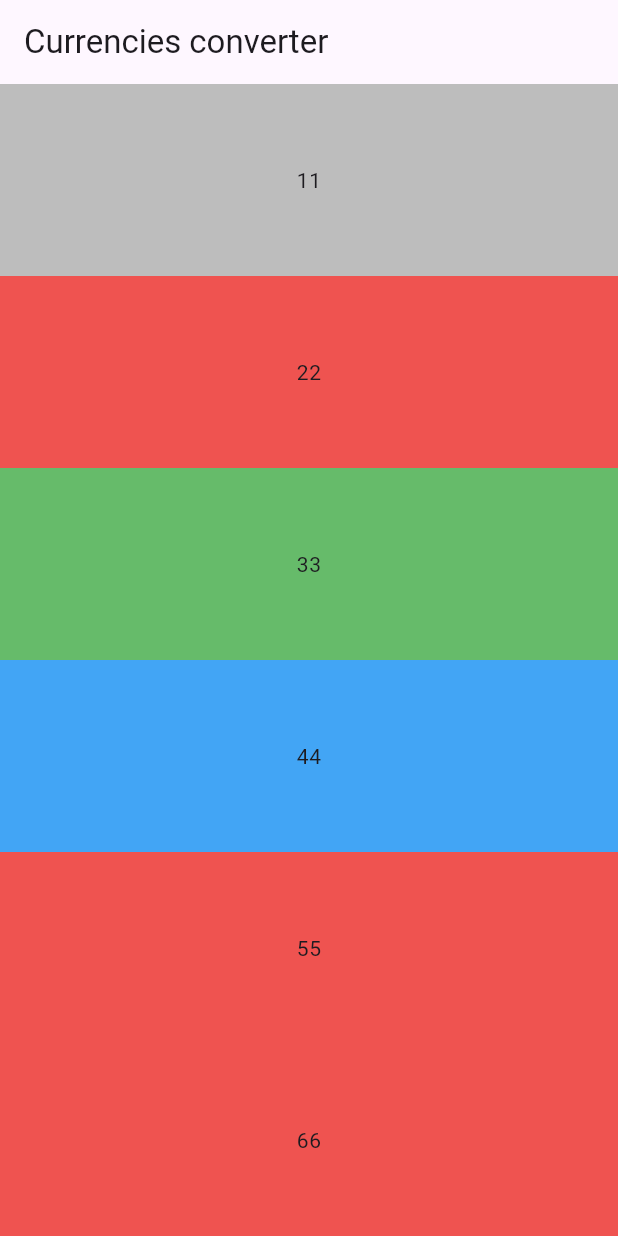
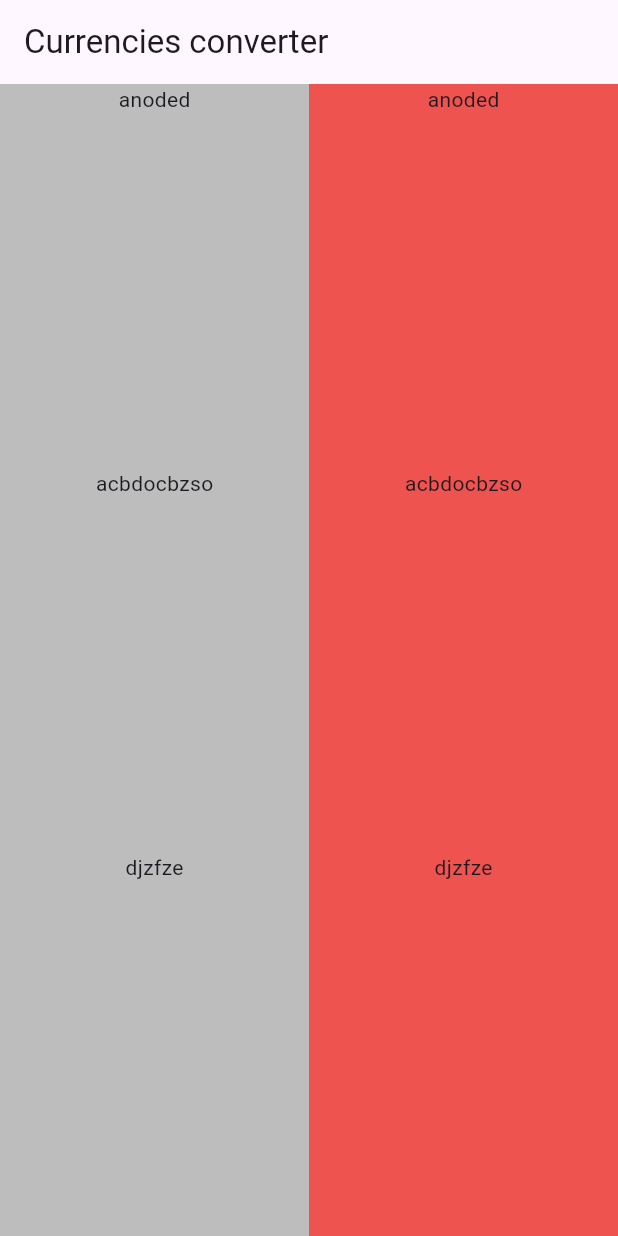
Before and after one commit to MoustaphaCamara/flutter-currency-app, a Flutter app: the screen it shows after launch, on a phone screen of 412 x 824 dp. Run offline on Flutter 3.47's test engine with Material 3 defaults, Android fonts, the phone set to English and light mode, and no system bars.

Commit message:
feat(table): fix layout

```diff
--- a/lib/app.dart
+++ b/lib/app.dart
@@ -4,7 +4,7 @@ import 'package:flutter/material.dart';
 class App extends StatelessWidget {
   @override
   Widget build(BuildContext context) {
-    return MaterialApp(
+    return const MaterialApp(
         home: CurrencyTableScreen(),
     );
   }
--- a/lib/currency_table_screen.dart
+++ b/lib/currency_table_screen.dart
@@ -2,20 +2,22 @@ import 'package:flutter/material.dart';
 
 class CurrencyTableScreen extends StatelessWidget {
   const CurrencyTableScreen({super.key});
+  Widget currencyLine(String index) {
+    return  Expanded(
+        child: Text(index),
+      );
+  }
 
-  Widget currencyLine(String index, Color color) {
+  Widget currencyColumn(String index, Color color) {
     return Expanded(
         child: Container(
           width: double.infinity,
           color: color,
-          child: Row(
+          child: Column(
             children: [
-              Expanded(
-                  child: Text(index, textAlign: TextAlign.right)
-              ),
-              Expanded(
-                  child: Text(index, textAlign: TextAlign.left)
-              )
+              currencyLine("anoded"),
+              currencyLine("acbdocbzso"),
+              currencyLine("djzfze"),
             ]
           ),
         )
@@ -27,16 +29,12 @@ class CurrencyTableScreen extends StatelessWidget {
   Widget build(BuildContext context) {
     return Scaffold(
       appBar: AppBar(
-        title: Text('Currencies converter')
+        title: const Text('Currencies converter')
       ),
-        body: Column(
+        body: Row(
           children: [
-            currencyLine("1", Colors.grey.shade400),
-            currencyLine("2", Colors.red.shade400),
-            currencyLine("3", Colors.green.shade400),
-            currencyLine("4", Colors.blue.shade400),
-            currencyLine("5", Colors.red.shade400),
-            currencyLine("6", Colors.red.shade400),
+            currencyColumn("Euro", Colors.grey.shade400),
+            currencyColumn("USD", Colors.red.shade400),
           ],
         )
         );
```
